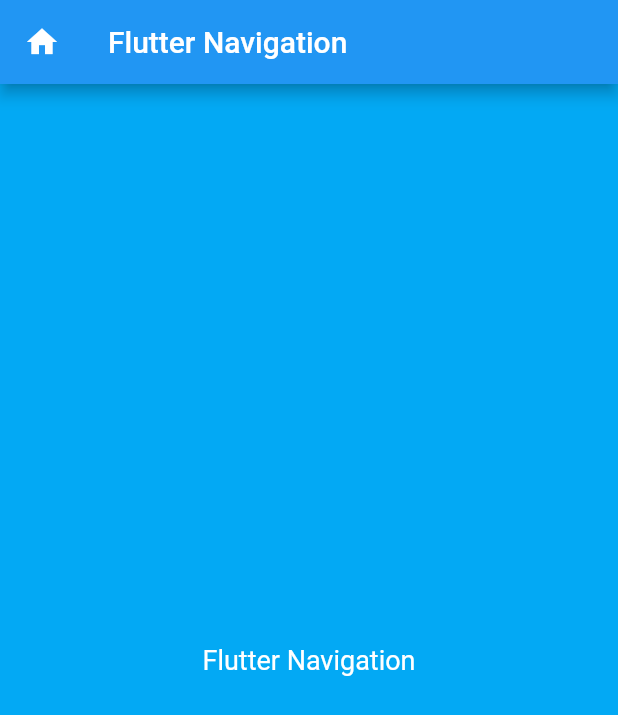
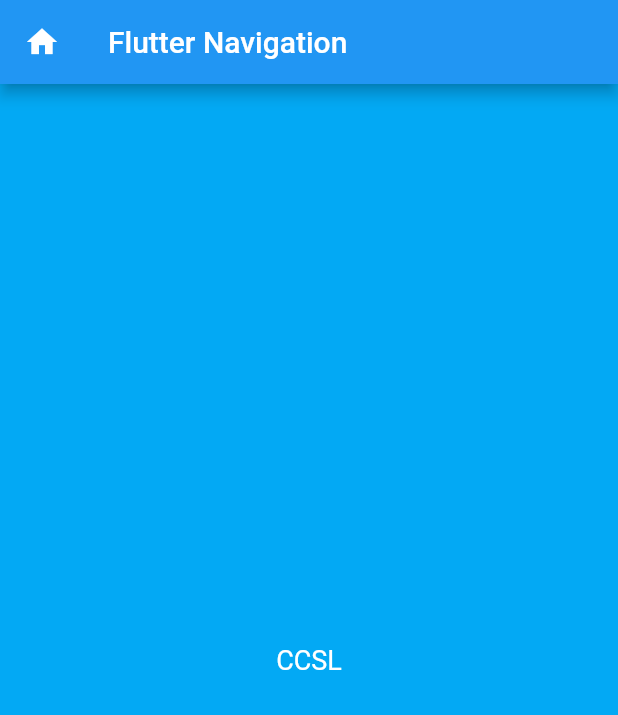
Before and after one commit to YasiruLak/Flutter-First_Project, a Flutter app: the screen it shows after launch, tab 2 chosen, after a tap on the "add" icon, on a phone screen of 412 x 824 dp. Shown: the top 715 px of the screen. Run offline on Flutter 3.47's test engine with Material 2 defaults, Android fonts, the phone set to English and light mode, and no system bars; our stand-ins replace device_preview.

Commit message:
Data Pass

```diff
--- a/lib/main.dart
+++ b/lib/main.dart
@@ -9,13 +9,12 @@ void main(){
   runApp(
       DevicePreview(
         enabled: !kReleaseMode,
-        builder: (context) => const MyApp(), // Wrap your app
+        builder: (context) =>  MyApp(), // Wrap your app
       )
   );
 }
 
 class MyApp extends StatelessWidget{
-  const MyApp({Key? key}) : super(key: key);
 
   @override
   Widget build(BuildContext context) {
@@ -29,10 +28,10 @@ class MyApp extends StatelessWidget{
         primarySwatch: Colors.blue,
         brightness: Brightness.light,
       ),
-      home: const MyHomePage(),
-      routes: <String,WidgetBuilder>{
-        '/second': (context) => const SecondScreen(),
-      },
+      home:  MyHomePage(),
+      // routes: <String,WidgetBuilder>{
+      //   '/second': (context) => SecondScreen("CCSL"),
+      // },
     );
   }
 
--- a/lib/screens/homePage.dart
+++ b/lib/screens/homePage.dart
@@ -4,8 +4,6 @@ import 'package:flutter/material.dart';
 
 
 class MyHomePage extends StatefulWidget {
-
-  const MyHomePage({Key? key}) : super(key: key);
 
   @override
   State<MyHomePage> createState() => _MyHomePageState();
@@ -19,18 +17,18 @@ class _MyHomePageState extends State<MyHomePage> {
       length: 4,
       child: Scaffold(
         appBar: AppBar(
-          title: const Text("Flutter"),
+          title:  Text("Flutter"),
           leading: IconButton(
-            icon: const Icon(Icons.menu),
+            icon:  Icon(Icons.menu),
             onPressed: (){},
           ),
           actions: <Widget>[
             IconButton(
-              icon: const Icon(Icons.search),
+              icon:  Icon(Icons.search),
               onPressed: (){},
             ),
             IconButton(
-              icon: const Icon(Icons.more_vert),
+              icon:  Icon(Icons.more_vert),
               onPressed: (){},
             ),
           ],
@@ -38,7 +36,7 @@ class _MyHomePageState extends State<MyHomePage> {
             "assets/main2.jpg",
             fit: BoxFit.cover,
           ),
-          bottom: const TabBar(
+          bottom:  TabBar(
             tabs: [
               Tab(icon: Icon(Icons.directions_car),
                 text: "Car",
@@ -74,7 +72,7 @@ Widget tab1(){
   return Container(
 
     color: Colors.lightBlue,
-    child: const Center(
+    child:  Center(
       child: Text("Copyright By Yasiru Dahanayaka",
         style: TextStyle(color: Colors.white),),
     ),
@@ -83,13 +81,13 @@ Widget tab1(){
 
 Widget tab4(){
   return Container(
-    decoration: const BoxDecoration(
+    decoration:  BoxDecoration(
       color: Colors.white,
       image: DecorationImage(
           image: AssetImage("assets/main.jpg"),
           fit: BoxFit.fitWidth),
     ),
-    child: const Center(
+    child:  Center(
 
     ),
   );
@@ -111,27 +109,27 @@ Widget tab2(BuildContext context){
       child: Column(
         mainAxisAlignment: MainAxisAlignment.center,
         children: <Widget>[
-          const Text('You Have Pushed Button Times',
+           Text('You Have Pushed Button Times',
             style: TextStyle(fontSize: 18,color: Colors.blueAccent),
           ),
           Text(
             count.toString(),
-            style: const TextStyle(fontSize: 28,color: Colors.blueAccent),
+            style:  TextStyle(fontSize: 28,color: Colors.blueAccent),
           ),
         ],
       ),
     ),
     floatingActionButton: FloatingActionButton(
       onPressed: (){
-        // Navigator.of(context).push(MaterialPageRoute(
-        //   builder: (_){
-        //     return const SecondScreen();
-        //   }
-        // ));
-        Navigator.of(context).pushNamed("/second");
+        Navigator.of(context).push(MaterialPageRoute(
+          builder: (_){
+            return SecondScreen("CCSL");
+          }
+        ));
+        // Navigator.of(context).pushNamed("/second");
       },
       tooltip: 'Increment',
-      child: const Icon(Icons.add),
+      child:  Icon(Icons.add),
     ),
   );
 }
@@ -144,7 +142,7 @@ Widget tab3(){
       height: 65,
       alignment: Alignment.center,
       color: Colors.lightBlue,
-      child: const Text(
+      child:  Text(
         'Flutter Testing App',
         style: TextStyle(
           color: Colors.white,
--- a/lib/screens/secondScreen.dart
+++ b/lib/screens/secondScreen.dart
@@ -2,18 +2,21 @@ import 'package:first_flutter_project/screens/homePage.dart';
 import 'package:flutter/material.dart';
 
 class SecondScreen extends StatelessWidget {
-  const SecondScreen({Key? key}) : super(key: key);
+
+    String text;
+
+    SecondScreen(this.text, {Key? key}) : super(key: key);
 
   @override
   Widget build(BuildContext context) {
     return Scaffold(
       appBar: AppBar(
-        title: const Text('Flutter Navigation',
+        title:  Text('Flutter Navigation',
         ),
         leading: IconButton(
-          icon: const Icon(Icons.home),
+          icon:  Icon(Icons.home),
           onPressed: (){
-            Navigator.pop(context,const MyHomePage());
+            Navigator.pop(context, MyHomePage());
           },
          )
         ),
@@ -21,8 +24,8 @@ class SecondScreen extends StatelessWidget {
       body: Center(
         child: Column(
           mainAxisAlignment: MainAxisAlignment.center,
-          children: const <Widget>[
-            Text('Flutter Navigation',
+          children: <Widget>[
+            Text(text,
               style: TextStyle(fontSize: 18,color: Colors.white),
             ),
           ],
```
